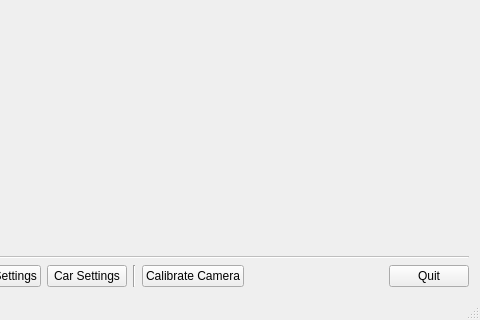
This is CARS/mainwindow.ui in projectCARS/CARS2014-GIT as Qt 5 draws it before an edit; both pictures show x 350 to 830 and y 84 to 404 of the 830 by 404 pixel window. The edited form follows.
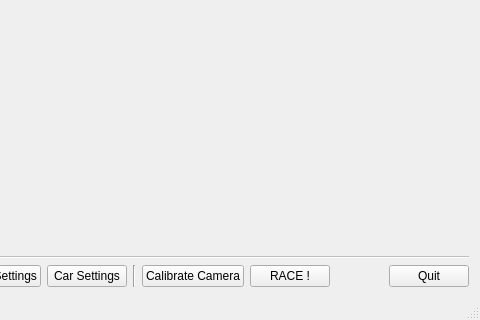
This is the edited form.

Commit message: Race, filter, PIDgain

The edit to the form file:
```diff
--- a/CARS/mainwindow.ui
+++ b/CARS/mainwindow.ui
@@ -97,6 +97,13 @@
         </property>
        </widget>
       </item>
+      <item>
+       <widget class="QPushButton" name="raceButton">
+        <property name="text">
+         <string>RACE !</string>
+        </property>
+       </widget>
+      </item>
       <item>
        <spacer name="horizontalSpacer">
         <property name="orientation">
```
The commit also changes 17 other files.
